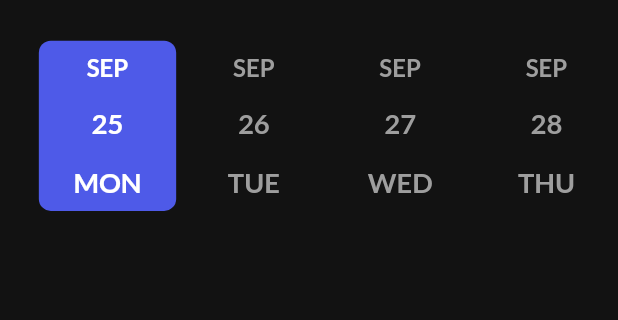
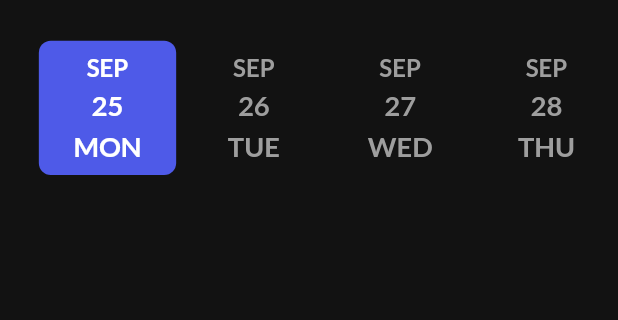
Before and after one commit to a7medAlqal3awyi/tasks_app-, a Flutter app: the screen it shows after launch, after a tap on the "nightlight round" icon, on a phone screen of 412 x 824 dp, the part 211-531 px from its top. Run offline on Flutter 3.47's test engine with Material 2 defaults, Android fonts, the phone set to English and light mode, and no system bars; drawn by our look-alikes of date_picker_timeline; our stand-ins replace flutter_screenutil, get, get_storage, google_fonts, sqflite; accounts and stored records are empty.

Commit message:
complete add task screen

```diff
--- /dev/null
+++ b/lib/controller/task_controller.dart
@@ -0,0 +1,22 @@
+import 'package:get/get.dart';
+import 'package:task_app/db/db_helper.dart';
+import 'package:task_app/models/task_model.dart';
+
+class TaskController extends GetxController {
+  @override
+  void onReady() {
+    getTask();
+    super.onReady();
+  }
+
+  var taskList = <TaskModel>[].obs;
+
+  Future<int> addTask({TaskModel? task}) async {
+    return await DBHelper.insert(task);
+  }
+
+  getTask() async {
+    List<Map<String, dynamic>> tasks = await DBHelper.query();
+    taskList.assignAll(tasks.map((data) => TaskModel.fromJson(data)).toList());
+  }
+}
--- /dev/null
+++ b/lib/db/db_helper.dart
@@ -0,0 +1,47 @@
+import 'package:flutter/cupertino.dart';
+import 'package:sqflite/sqflite.dart';
+import 'package:task_app/models/task_model.dart';
+
+class DBHelper {
+  static Database? _db;
+  static final int _version = 1;
+  static final String _tableName = "tasks";
+
+  static Future<void> initDb() async {
+    if (_db != null) {
+      return;
+    }
+    try {
+      String _path = '${await getDatabasesPath()}tasks.db';
+      _db = await openDatabase(
+        _path,
+        version: _version,
+        onCreate: (db, version) {
+          print('Creating a new one...');
+          return db.execute(
+            "CREATE TABLE $_tableName("
+            "id INTEGER PRIMARY KEY AUTOINCREMENT, "
+            "title STRING, note TEXT, date STRING, "
+            "startTime STRING, endTime STRING, "
+            "reminder INTEGER, repeat STRING, "
+            "color INTEGER, "
+            "isCompleted INTEGER ) ",
+          );
+        },
+      );
+    } catch (e) {
+      print("error in creating table");
+      print(e.toString());
+    }
+  }
+
+  static Future<int> insert(TaskModel? task) async {
+    print("insert function called");
+    return await _db?.insert(_tableName, task!.toJson()) ?? 1;
+  }
+
+  static Future<List<Map<String, dynamic>>> query() async {
+    debugPrint("query function called");
+    return await _db!.query(_tableName);
+  }
+}
--- a/lib/main.dart
+++ b/lib/main.dart
@@ -2,11 +2,14 @@ import 'package:flutter/material.dart';
 import 'package:flutter_screenutil/flutter_screenutil.dart';
 import 'package:get/get_navigation/src/root/get_material_app.dart';
 import 'package:get_storage/get_storage.dart';
+import 'package:task_app/db/db_helper.dart';
 import 'package:task_app/presentation/screens/home_screen.dart';
 import 'package:task_app/presentation/themes.dart';
 import 'package:task_app/services/theme_services.dart';
 
 Future<void> main() async {
+  WidgetsFlutterBinding.ensureInitialized();
+  await DBHelper.initDb();
   await GetStorage.init();
   runApp(const MyApp());
 }
--- /dev/null
+++ b/lib/models/task_model.dart
@@ -0,0 +1,52 @@
+class TaskModel{
+  int? id;
+  int? color;
+  int? isCompleted;
+  String? date;
+  String? startTime;
+  String? endTime;
+  int? reminder;
+  String? repeat;
+  String? title;
+  String? note;
+
+  TaskModel(
+      {this.id,
+      this.color,
+      this.isCompleted,
+      this.date,
+      this.startTime,
+      this.endTime,
+      this.reminder,
+      this.repeat,
+      this.title,
+      this.note});
+
+  TaskModel.fromJson(Map<String , dynamic >json){
+    id = json["id"];
+    color = json["color"];
+    isCompleted = json["isCompleted"];
+    date = json["date"];
+    startTime = json["startTime"];
+    endTime = json["endTime"];
+    reminder = json["reminder"];
+    repeat = json["repeat"];
+    note = json["note"];
+    title = json["title"];
+  }
+  Map<String,dynamic>toJson(){
+    final Map<String,dynamic>data =<String,dynamic>{};
+    data['id']=id;
+    data['color']=color;
+    data['isCompleted']=isCompleted;
+    data['date']=date;
+    data['startTime']=startTime;
+    data['endTime']=endTime;
+    data['note']=note;
+    data['title']=title;
+    data['reminder']=reminder;
+    data['repeat']=repeat;
+    return data;
+  }
+
+}
--- a/lib/presentation/screens/home_screen.dart
+++ b/lib/presentation/screens/home_screen.dart
@@ -4,6 +4,7 @@ import 'package:flutter_screenutil/flutter_screenutil.dart';
 import 'package:get/get.dart';
 import 'package:google_fonts/google_fonts.dart';
 import 'package:intl/intl.dart';
+import 'package:task_app/controller/task_controller.dart';
 import 'package:task_app/presentation/themes.dart';
 import '../../services/theme_services.dart';
 import '../widgets/button.dart';
@@ -18,29 +19,30 @@ class HomeScreen extends StatefulWidget {
 
 class _HomeScreenState extends State<HomeScreen> {
   DateTime _selectedDate = DateTime.now();
+  final _taskController = Get.put(TaskController());
 
   @override
   Widget build(BuildContext context) {
     return Scaffold(
-      backgroundColor: darkGreyColor,
+      backgroundColor: context.theme.colorScheme.background,
       appBar: _appBar(),
       body: Column(
         crossAxisAlignment: CrossAxisAlignment.start,
         children: [
           _addTaskBar(),
-          _addDateBar()
+          _addDateBar(),
         ],
       ),
     );
   }
 
-  _validateDate(){}
+
   _addDateBar() {
     return Container(
       margin: EdgeInsets.only(top: 20.w, left: 20.w),
       child: DatePicker(
         DateTime.now(),
-        height: 100.h,
+        height: 80.h,
         width: 80.w,
         initialSelectedDate: DateTime.now(),
         selectionColor: primaryColor,
--- a/lib/presentation/widgets/input_feild.dart
+++ b/lib/presentation/widgets/input_feild.dart
@@ -39,6 +39,9 @@ class MyInputFiled extends StatelessWidget {
               children: [
                 Expanded(
                     child: TextFormField(
+                      onTapOutside: (event){
+                        FocusManager.instance.primaryFocus?.unfocus();
+                      },
                   readOnly: widget == null ? false : true,
                   autofocus: false,
                   cursorColor:
--- a/pubspec.yaml
+++ b/pubspec.yaml
@@ -20,6 +20,7 @@ dependencies:
   intl:
   google_fonts:
   date_picker_timeline:
+  sqflite:
 #  flutter_local_notifications: ^15.1.1
 #  flutter_native_timezone: ^2.0.0
 
```
Also changed, not shown: lib/presentation/screens/add_task_screen.dart (+38 -13 lines), pubspec.lock, 1 other file.
